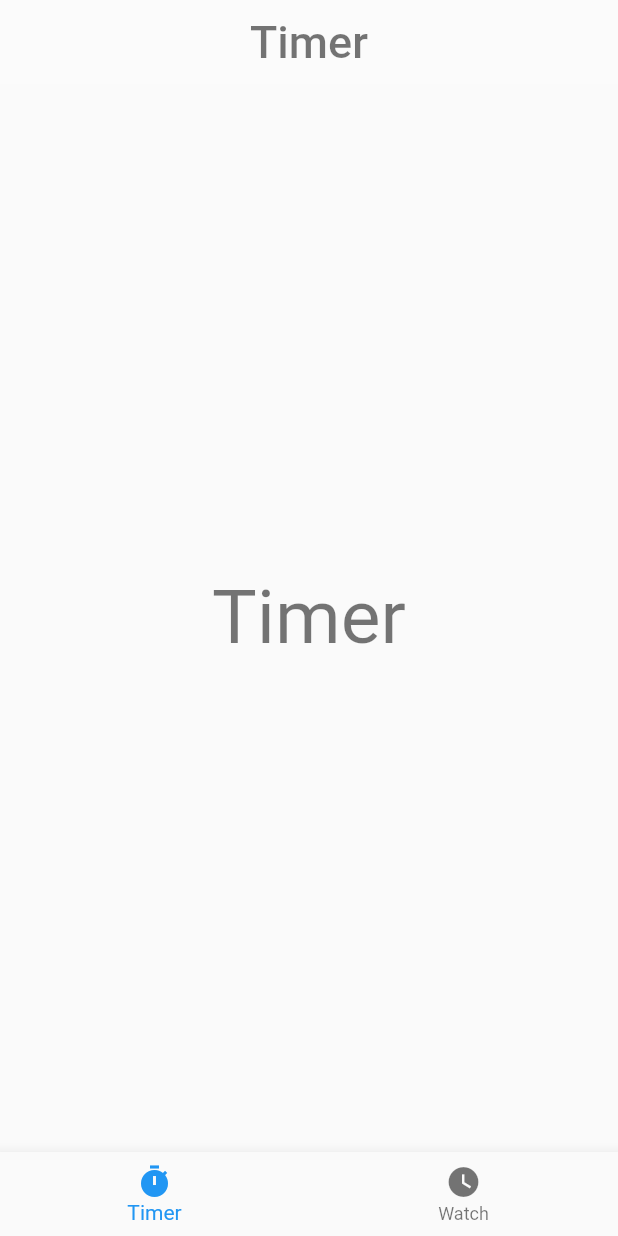
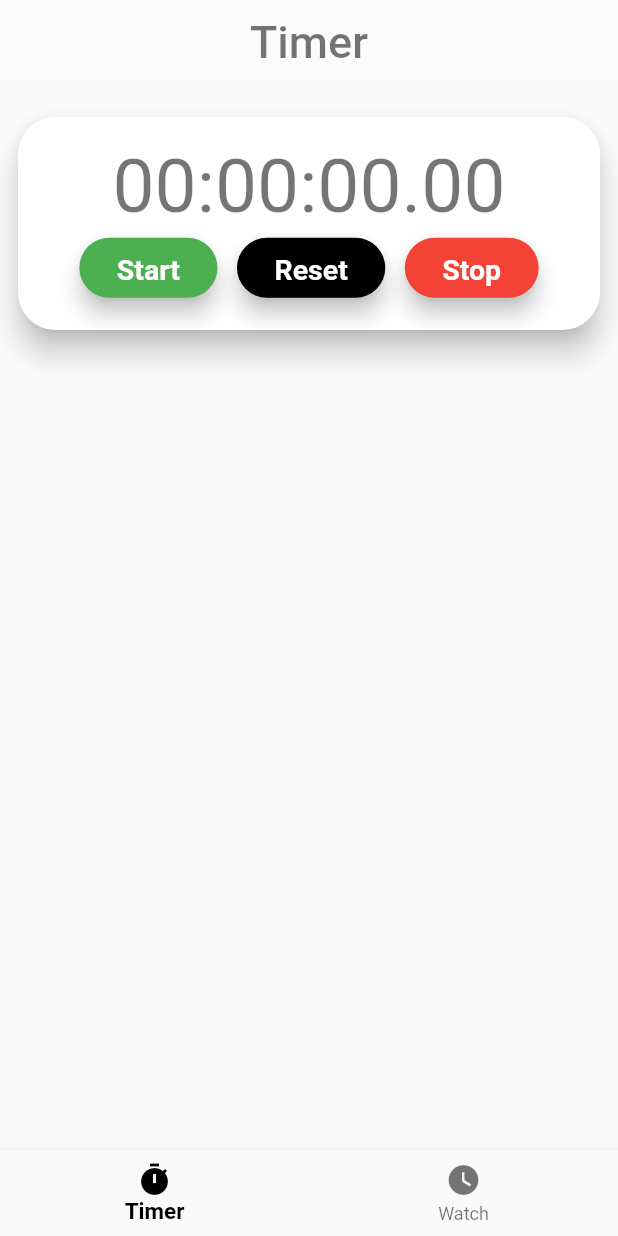
Before and after one commit to abdulrahmanahme/Timer, a Flutter app: the screen it shows after launch, on a phone screen of 412 x 824 dp. Run offline on Flutter 3.47's test engine with Material 2 defaults, Android fonts, the phone set to English and light mode, and no system bars; our stand-ins replace bloc, flutter_bloc, stop_watch_timer; Roboto replaces fonts that are missing (jannah).

Commit message:
Add Timer Funcation to App
- Create Container and add Timer to container with Buttons

 - Add Button to start timer

- Add Button to stop

 - Add Button to reset time

```diff
--- a/lib/cubit/cubit.dart
+++ b/lib/cubit/cubit.dart
@@ -9,6 +9,7 @@ class TimerCubit extends Cubit<TimerStates> {
   TimerCubit() : super(InitialState());
   static TimerCubit get(context) => BlocProvider.of(context);
   int counter = 0;
+  int currentPage = 0;
   void onItemTapped(int index) {
     counter = index;
     emit(OnItemTapped());
--- a/lib/cubit/states.dart
+++ b/lib/cubit/states.dart
@@ -3,3 +3,5 @@ abstract class TimerStates {}
 class InitialState extends TimerStates {}
 
 class OnItemTapped extends TimerStates {}
+
+class BottomState extends TimerStates {}
--- a/lib/home/home_page.dart
+++ b/lib/home/home_page.dart
@@ -28,12 +28,19 @@ class Home extends StatelessWidget {
               ),
               body: cubit.widgetOpetion[cubit.counter],
               bottomNavigationBar: BottomNavigationBar(
+                selectedItemColor: Colors.black,
+                selectedLabelStyle: TextStyle(
+                  fontSize: 15,
+                  fontWeight: FontWeight.bold,
+                ),
                 type: BottomNavigationBarType.fixed,
                 items: [
                   BottomNavigationBarItem(
                       icon: Icon(Icons.timer), label: 'Timer'),
                   BottomNavigationBarItem(
-                      icon: Icon(Icons.watch_later), label: 'Watch'),
+                    icon: Icon(Icons.watch_later),
+                    label: 'Watch',
+                  ),
                 ],
                 currentIndex: TimerCubit.get(context).counter,
                 onTap: (int index) {
--- a/lib/screens/timer.dart
+++ b/lib/screens/timer.dart
@@ -1,9 +1,16 @@
 import 'package:flutter/material.dart';
 import 'package:flutter_bloc/flutter_bloc.dart';
+import 'package:stop_watch_timer/stop_watch_timer.dart';
 import 'package:timer/Cubit/cubit.dart';
 import 'package:timer/Cubit/states.dart';
+import 'package:timer/widgets/widget.dart';
 
-class Timer extends StatelessWidget {
+class Timer extends StatefulWidget {
+  @override
+  State<Timer> createState() => _TimerState();
+}
+
+class _TimerState extends State<Timer> {
   @override
   Widget build(BuildContext context) {
     return BlocProvider(
@@ -13,13 +20,11 @@ class Timer extends StatelessWidget {
           builder: (context, state) {
             TimerCubit cubit = TimerCubit.get(context);
             return Scaffold(
-              body: Center(
-                child: Text(
-                  'Timer',
-                  style: TextStyle(
-                    color: Colors.black54,
-                    fontSize: 50,
-                  ),
+              body: SingleChildScrollView(
+                child: Column(
+                  children: [
+                    Timer_Widget(),
+                  ],
                 ),
               ),
             );
--- /dev/null
+++ b/lib/widgets/widget.dart
@@ -0,0 +1,141 @@
+import 'package:flutter/material.dart';
+import 'package:stop_watch_timer/stop_watch_timer.dart';
+
+class Button extends StatefulWidget {
+  String? name;
+  Color? color;
+  void Function()? onPressed;
+  Button({this.name, this.color, this.onPressed});
+  @override
+  _FilterButtonState createState() => _FilterButtonState();
+}
+
+class _FilterButtonState extends State<Button> {
+  bool pressAttention = false;
+
+  @override
+  Widget build(BuildContext context) {
+    return ElevatedButton(
+        style: ElevatedButton.styleFrom(
+          primary: widget.color,
+          padding: EdgeInsets.only(top: 10, bottom: 8, left: 25, right: 25),
+          elevation: 6,
+          shape: RoundedRectangleBorder(
+            borderRadius: BorderRadius.circular(60),
+          ),
+        ),
+        child: Text(
+          widget.name!,
+          style: TextStyle(
+            fontSize: 19,
+            // height: 4,
+            fontWeight: FontWeight.bold,
+            color: Colors.white,
+          ),
+        ),
+        onPressed: widget.onPressed);
+  }
+}
+
+class Timer_Widget extends StatefulWidget {
+  @override
+  State<Timer_Widget> createState() => _Timer_WidgetState();
+}
+
+class _Timer_WidgetState extends State<Timer_Widget> {
+  final StopWatchTimer _stopWatchTimer = StopWatchTimer();
+  final _isHours = true;
+
+  @override
+  void dispose() {
+    _stopWatchTimer.dispose();
+    super.dispose();
+  }
+
+  @override
+  Widget build(BuildContext context) {
+    return Column(
+      mainAxisAlignment: MainAxisAlignment.center,
+      children: [
+        SizedBox(
+          height: 10,
+        ),
+        Padding(
+          padding: const EdgeInsets.all(8.0),
+          child: Container(
+            height: 150,
+            child: Card(
+              shape: RoundedRectangleBorder(
+                  borderRadius: BorderRadius.only(
+                topRight: Radius.circular(25),
+                bottomLeft: Radius.circular(25),
+                bottomRight: Radius.circular(25),
+                topLeft: Radius.circular(25),
+              )),
+              elevation: 8,
+              child:
+                  Row(mainAxisAlignment: MainAxisAlignment.center, children: [
+                Column(
+                  mainAxisAlignment: MainAxisAlignment.center,
+                  children: [
+                    StreamBuilder<int?>(
+                        stream: _stopWatchTimer.rawTime,
+                        initialData: 0,
+                        builder: (context, snapshot) {
+                          final value = snapshot.data;
+                          final displayTime = StopWatchTimer.getDisplayTime(
+                              value!,
+                              hours: _isHours);
+                          return Text(
+                            displayTime,
+                            style: TextStyle(
+                              color: Colors.black54,
+                              fontSize: 50,
+                            ),
+                          );
+                        }),
+                    Row(
+                      mainAxisAlignment: MainAxisAlignment.spaceAround,
+                      children: [
+                        Button(
+                          name: 'Start',
+                          color: Colors.green,
+                          onPressed: () {
+                            _stopWatchTimer.onExecute
+                                .add(StopWatchExecute.start);
+                          },
+                        ),
+                        SizedBox(
+                          width: 13,
+                        ),
+                        Button(
+                          name: 'Reset',
+                          color: Colors.black,
+                          onPressed: () {
+                            _stopWatchTimer.onExecute
+                                .add(StopWatchExecute.reset);
+                          },
+                        ),
+                        SizedBox(
+                          width: 13,
+                        ),
+                        Button(
+                          name: 'Stop',
+                          color: Colors.red,
+                          onPressed: () {
+                            _stopWatchTimer.onExecute
+                                .add(StopWatchExecute.stop);
+                          },
+                        ),
+                      ],
+                    ),
+                  ],
+                ),
+              ]),
+            ),
+          ),
+        )
+      ],
+    );
+  }
+}
--- a/pubspec.yaml
+++ b/pubspec.yaml
@@ -32,6 +32,7 @@ dependencies:
   bloc: ^7.0.0
   flutter_bloc: ^7.0.0
   stop_watch_timer: ^1.3.1
+
 
 
   # The following adds the Cupertino Icons font to your application.
```
